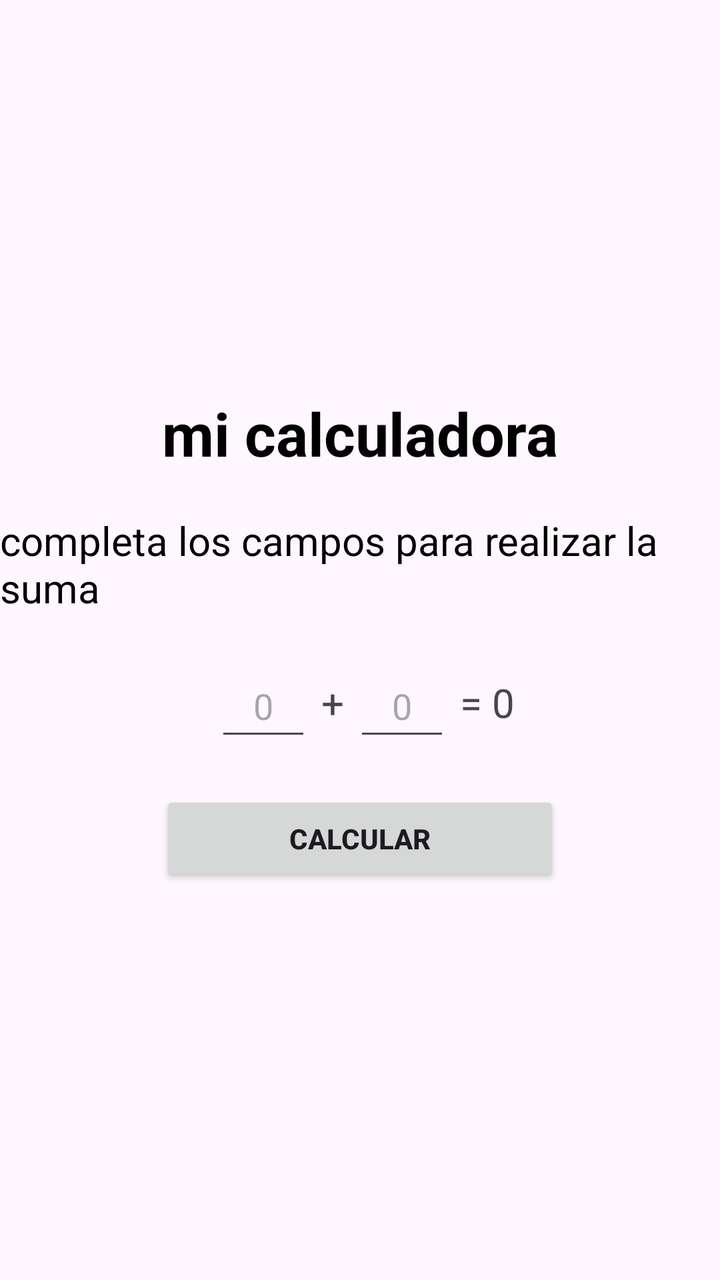
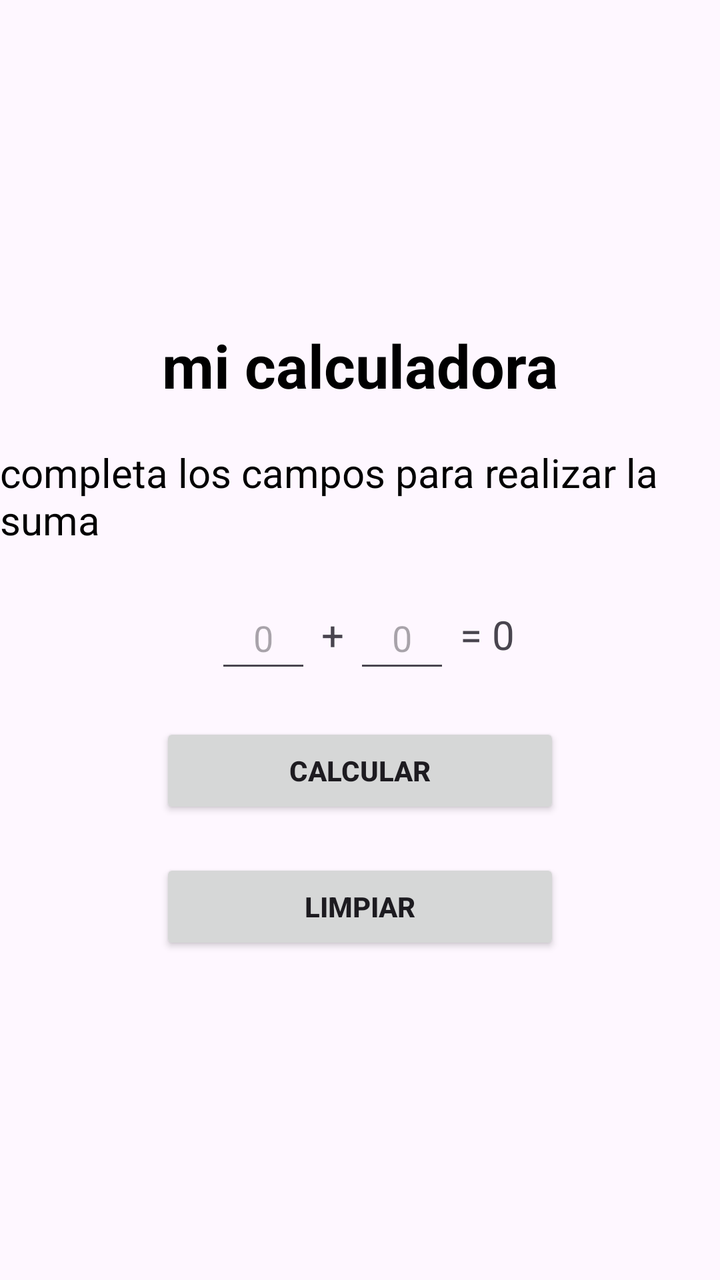

Before-and-after screenshots of an Android layout around one commit, followed by the original layout XML and the change that was made.
<!-- AndroidManifest.xml: application theme Theme.Primerprojecto -->
<!-- res/layout/activity_main.xml -->
<?xml version="1.0" encoding="utf-8"?>
<LinearLayout
    xmlns:android="http://schemas.android.com/apk/res/android"
    xmlns:app="http://schemas.android.com/apk/res-auto"
    xmlns:tools="http://schemas.android.com/tools"
    android:id="@+id/main"
    android:orientation="vertical"
    android:layout_width="match_parent"
    android:layout_height="match_parent"
    android:gravity="center"
    tools:context=".MainActivity">

    <TextView
        android:layout_width="wrap_content"
        android:layout_height="wrap_content"
        android:text="mi calculadora"
        android:textSize="30dp"
        android:textStyle="bold"
        android:textColor="@color/black"/>

    <TextView
        android:layout_width="wrap_content"
        android:layout_height="wrap_content"
        android:text="completa los campos para realizar la suma "
        android:textSize="20dp"
        android:textColor="@color/black"
        android:paddingTop="20dp"/>

    <LinearLayout
        android:layout_width="match_parent"
        android:layout_height="wrap_content"
        android:layout_marginTop="20dp"
        android:gravity="center"
        android:orientation="horizontal">

        <EditText
            android:layout_width="48dp"
            android:layout_height="48dp"
            android:gravity="center"
            android:hint="0"
            android:layout_marginLeft="5dp"
            android:id="@+id/edtn1"/>
        <TextView
            android:layout_width="wrap_content"
            android:layout_height="wrap_content"
            android:text="+"
            android:textSize="20dp"
            android:layout_marginLeft="5dp"/>

        <EditText
            android:id="@+id/edtn2"
            android:layout_width="48dp"
            android:layout_height="48dp"
            android:gravity="center"
            android:hint="0"
            android:layout_marginLeft="5dp"/>

        <TextView
            android:layout_width="wrap_content"
            android:layout_height="wrap_content"
            android:text="="
            android:textSize="20dp"
            android:layout_marginLeft="5dp"/>


        <TextView
            android:id="@+id/txtresultado"
            android:layout_width="wrap_content"
            android:layout_height="wrap_content"
            android:text="0"
            android:textSize="20dp"
            android:layout_marginLeft="5dp"/>


    </LinearLayout>

    <Button
        android:id="@+id/btncalcular"
        android:layout_width="200dp"
        android:layout_height="48dp"
        android:text="calcular"
        android:layout_marginTop="20dp"
        android:textStyle="bold"/>

</LinearLayout>
<!-- resources referenced by this layout -->
<resources>
  <color name="black">#FF000000</color>
  <style name="Theme.Primerprojecto" parent="Base.Theme.Primerprojecto" />
  <style name="Base.Theme.Primerprojecto" parent="Theme.Material3.DayNight.NoActionBar">
          
          
      </style>
</resources>

<!-- the commit's change to res/layout/activity_main.xml (unified diff, before → after) -->
@@ -37,6 +37,7 @@
             android:layout_width="48dp"
             android:layout_height="48dp"
             android:gravity="center"
+            android:inputType="number"
             android:hint="0"
             android:layout_marginLeft="5dp"
             android:id="@+id/edtn1"/>
@@ -49,6 +50,7 @@
 
         <EditText
             android:id="@+id/edtn2"
+            android:inputType="number"
             android:layout_width="48dp"
             android:layout_height="48dp"
             android:gravity="center"
@@ -82,4 +84,11 @@
         android:layout_marginTop="20dp"
         android:textStyle="bold"/>
 
-</LinearLayout>
+    <Button
+        android:id="@+id/btnlimpiar"
+        android:layout_width="200dp"
+        android:layout_height="48dp"
+        android:text="limpiar"
+        android:layout_marginTop="20dp"
+        android:textStyle="bold"/>
+    </LinearLayout>
